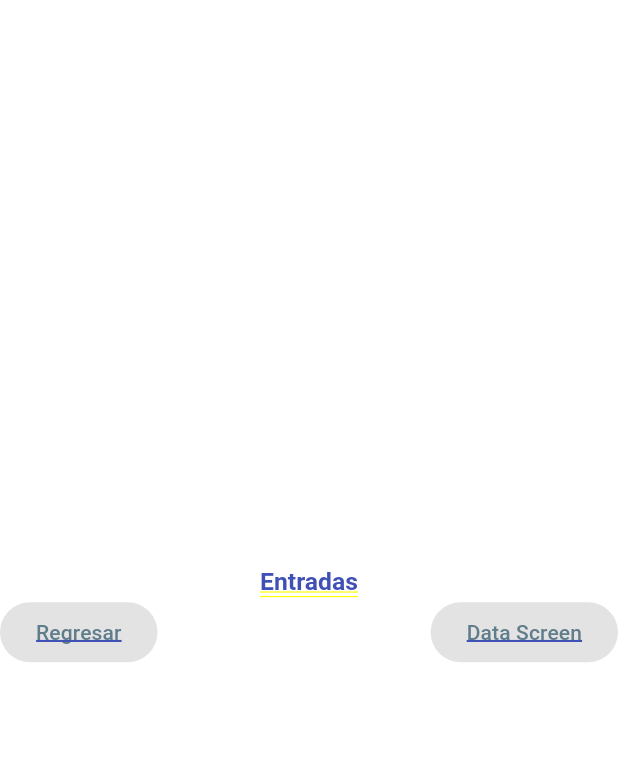
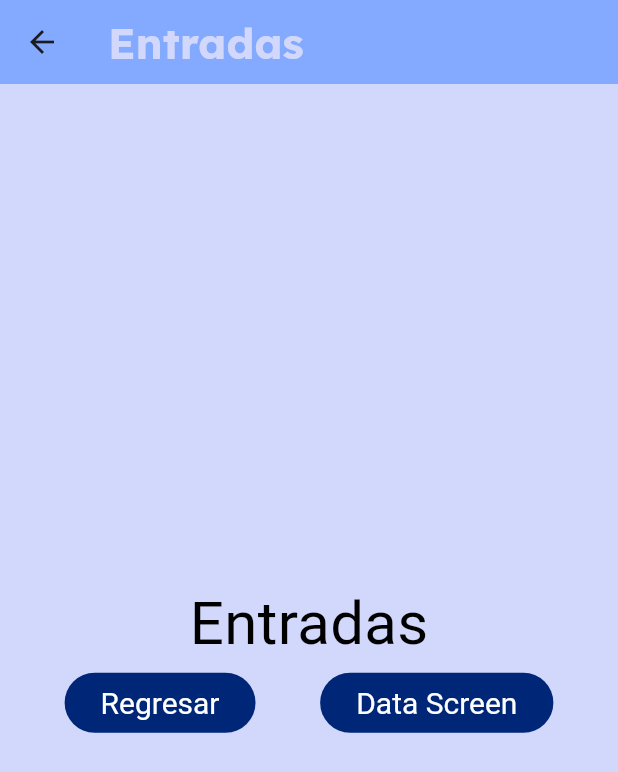
Before and after one commit to LiraU13/componentes_flutter, a Flutter app: the screen it shows after launch, after a tap on "Entradas", on a phone screen of 412 x 824 dp. Shown: the top 772 px of the screen. Run offline on Flutter 3.47's test engine with Material 3 defaults, Android fonts, the phone set to English and light mode, and no system bars; our stand-ins replace google_fonts, icons_plus; Roboto replaces fonts that are missing (Dangrek).

Commit message:
Changing the AppTheme and adding Scaffold to Imputs

```diff
--- a/lib/screens/home_screen.dart
+++ b/lib/screens/home_screen.dart
@@ -1,8 +1,10 @@
 import 'package:flutter/material.dart';
+import 'package:icons_plus/icons_plus.dart';
 import 'package:practica3/screens/infinite_list_screen.dart';
 import 'package:practica3/screens/inputs_screen.dart';
 import 'package:practica3/screens/notifications_screen.dart';
 import 'package:practica3/theme/app_theme.dart';
+import 'package:icons_plus/icons_plus.dart';
 
 class HomeScreen extends StatelessWidget {
   const HomeScreen({super.key});
@@ -16,7 +18,10 @@ class HomeScreen extends StatelessWidget {
       body: ListView(
         children: [
           ListTile(
-            leading: const Icon(Icons.input, color: Colors.blue),
+            leading: IconTheme(
+              data: AppTheme.lightTheme.iconTheme,
+              child: const Icon(Icons.input_rounded),
+            ),
             title: Text(
               'Entradas',
               style: AppTheme.lightTheme.textTheme
@@ -31,8 +36,10 @@ class HomeScreen extends StatelessWidget {
               'Diferentes widgets para entradas de Flutter',
               style: AppTheme.lightTheme.textTheme.bodySmall,
             ),
-            trailing:
-                const Icon(Icons.arrow_circle_right, color: AppTheme.iconColor),
+            trailing: IconTheme(
+              data: AppTheme.lightTheme.iconTheme,
+              child: const Icon(Icons.arrow_circle_right, color: AppTheme.iconColor),
+            ),
             onTap: () {
               final ruta1 = MaterialPageRoute(builder: (context) {
                 return const InputsScreen();
@@ -42,8 +49,10 @@ class HomeScreen extends StatelessWidget {
           ),
           const Divider(), //Muestra una línea
           ListTile(
-            leading: const Icon(Icons.list,
-                color: Colors.cyan), // M,uestra un icono a la izquierda
+            leading: IconTheme(
+              data: AppTheme.lightTheme.iconTheme,
+              child: const Icon(Icons.list),
+            ), // M,uestra un icono a la izquierda
             title: Text(
               'ListView.builder',
               style: AppTheme.lightTheme.textTheme
@@ -58,8 +67,10 @@ class HomeScreen extends StatelessWidget {
               'Scroll infinito',
               style: AppTheme.lightTheme.textTheme.bodySmall,
             ),
-            trailing:
-                const Icon(Icons.arrow_circle_right, color: AppTheme.iconColor),
+            trailing:IconTheme(
+              data: AppTheme.lightTheme.iconTheme,
+              child: const Icon(Icons.arrow_circle_right, color: AppTheme.iconColor),
+            ),
             onTap: () {
               final ruta2 = MaterialPageRoute(builder: (context) {
                 return const InfinitListScreen();
@@ -69,7 +80,10 @@ class HomeScreen extends StatelessWidget {
           ),
           const Divider(),
           ListTile(
-            leading: const Icon(Icons.notification_add, color: Colors.teal),
+            leading: IconTheme(
+              data: AppTheme.lightTheme.iconTheme,
+              child: const Icon(Icons.notification_add),
+            ),
             title: Text(
               'Notificaciones',
               style: AppTheme.lightTheme.textTheme
@@ -84,8 +98,10 @@ class HomeScreen extends StatelessWidget {
               'Creación de notificaciones',
               style: AppTheme.lightTheme.textTheme.bodySmall,
             ),
-            trailing:
-                const Icon(Icons.arrow_circle_right, color: AppTheme.iconColor),
+            trailing:IconTheme(
+              data: AppTheme.lightTheme.iconTheme,
+              child: const Icon(Icons.arrow_circle_right, color: AppTheme.iconColor),
+            ),
             onTap: () {
               final ruta3 = MaterialPageRoute(builder: (context) {
                 return const NotificationsScreen();
--- a/lib/screens/inputs_screen.dart
+++ b/lib/screens/inputs_screen.dart
@@ -11,21 +11,23 @@ class InputsScreen extends StatefulWidget {
 class _InputsScreenState extends State<InputsScreen> {
   @override
   Widget build(BuildContext context) {
-    return Column(
+    return Scaffold(
+      appBar: AppBar(
+        title: Text('Entradas'),
+      ),
+      body: const Column(
         mainAxisAlignment: MainAxisAlignment.center,
         children: [
-        Text("Entradas",
-        style: AppTheme.lightTheme.textTheme.headlineLarge,),
+          Text("Entradas", style: TextStyle(fontSize: 40, color: Colors.black),),
           Row(
-          mainAxisAlignment: MainAxisAlignment.spaceBetween,
+            mainAxisAlignment: MainAxisAlignment.spaceEvenly,
             children: [
-            ElevatedButton(onPressed: null, child: Text('Regresar',
-            style: AppTheme.lightTheme.textTheme.bodySmall,),),
-            ElevatedButton(onPressed: null, child: Text('Data Screen',
-            style: AppTheme.lightTheme.textTheme.bodySmall,)),
+              ElevatedButton(onPressed: null, child: Text('Regresar'),),
+              ElevatedButton(onPressed: null, child: Text('Data Screen')),
             ],
           )
         ],
+      ),
     );
   }
 }
--- a/lib/theme/app_theme.dart
+++ b/lib/theme/app_theme.dart
@@ -1,5 +1,6 @@
 import 'package:flutter/material.dart';
 import 'package:google_fonts/google_fonts.dart';
+import 'package:icons_plus/icons_plus.dart';
 
 class AppTheme {
   // Declaraciones de color
@@ -10,8 +11,26 @@ class AppTheme {
   // Declaraciones del tema claro
   static final ThemeData lightTheme = ThemeData().copyWith(
     scaffoldBackgroundColor: mainColor, // Cambia el color de fondo de la app
-    appBarTheme: const AppBarTheme(
+    appBarTheme: AppBarTheme(
       color: backColor,
+      titleTextStyle: GoogleFonts.lexend(
+        color: mainColor,
+        fontSize: 28.5,
+        fontWeight: FontWeight.bold,
+      ),
+    ),
+    iconTheme: const IconThemeData(
+      color: Colors.teal,
+      size: 25,
+    ),
+    elevatedButtonTheme: ElevatedButtonThemeData(
+      style: ButtonStyle(
+        backgroundColor: MaterialStateProperty.all(iconColor),
+        foregroundColor: MaterialStateProperty.all(Colors.white),
+        textStyle: MaterialStateProperty.all(
+          GoogleFonts.lexendDeca(color: Colors.white, fontSize: 20),
+        ),
+      ),
     ), // Cambia el color de la barra de navegación
     textTheme: TextTheme(
       headlineLarge: GoogleFonts.tiltNeon( // theNautigal - Letra cursiva
@@ -28,7 +47,7 @@ class AppTheme {
       bodySmall: GoogleFonts.dangrek( // theNautigal - Letra cursiva
         // Cambia el estilo del subtítulo
         fontWeight: FontWeight.w500, // Cambia el estilo de la fuente
-        color: Colors.blueGrey, // Cambia el color de la fuente
+        color: Colors.indigo, // Cambia el color de la fuente
         fontSize: 14.0, // Cambia el tamaño de la fuente
         decoration: TextDecoration.underline, // Agrega una línea al texto
         decorationColor: Colors.indigo, // Cambia el color de la decoración
--- a/pubspec.yaml
+++ b/pubspec.yaml
@@ -10,6 +10,7 @@ dependencies:
   flutter:
     sdk: flutter
   google_fonts: ^6.1.0
+  icons_plus: ^5.0.0
 
 dev_dependencies:
   flutter_test:
```
Also changed, not shown: pubspec.lock. Lines whose indentation alone changed are shown as unchanged.
